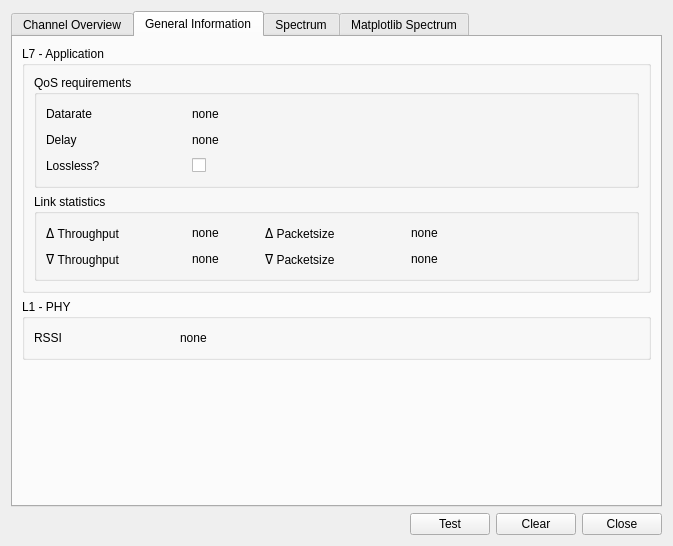
Qt form components/pySysMoCo/gui.ui (andrepuschmann/OSPECORR) before a commit.
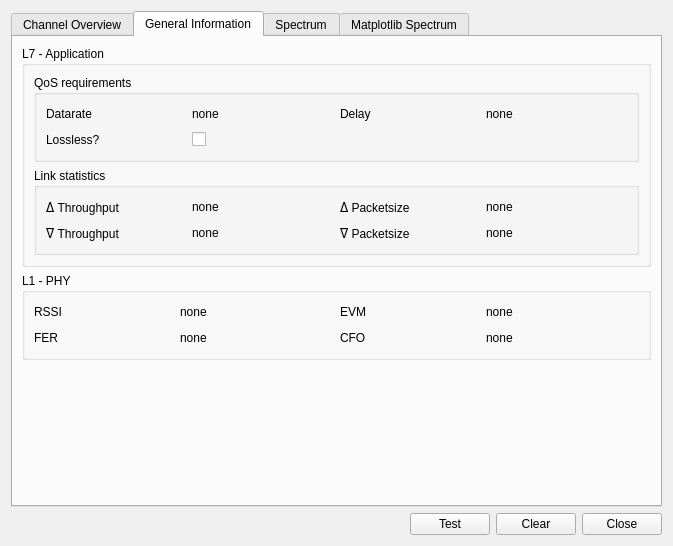
The same form after that commit.

Patch:
```diff
--- a/components/pySysMoCo/gui.ui
+++ b/components/pySysMoCo/gui.ui
@@ -292,8 +292,8 @@
             <property name="title">
              <string>QoS requirements</string>
             </property>
-            <layout class="QVBoxLayout" name="verticalLayout_2">
-             <item>
+            <layout class="QGridLayout" name="gridLayout_5">
+             <item row="0" column="0">
               <layout class="QHBoxLayout" name="horizontalLayout_6">
                <item>
                 <widget class="QLabel" name="dataRateLabel">
@@ -352,7 +352,7 @@
                </item>
               </layout>
              </item>
-             <item>
+             <item row="0" column="1">
               <layout class="QHBoxLayout" name="horizontalLayout_5">
                <item>
                 <widget class="QLabel" name="delayLabel">
@@ -411,7 +411,7 @@
                </item>
               </layout>
              </item>
-             <item>
+             <item row="1" column="0" colspan="2">
               <layout class="QHBoxLayout" name="horizontalLayout_4">
                <item>
                 <widget class="QLabel" name="losslessLabel">
@@ -487,7 +487,7 @@
             <property name="title">
              <string>Link statistics</string>
             </property>
-            <layout class="QFormLayout" name="formLayout">
+            <layout class="QGridLayout" name="gridLayout_4">
              <item row="0" column="0">
               <layout class="QHBoxLayout" name="horizontalLayout_17">
                <item>
@@ -735,7 +735,7 @@
          <property name="title">
           <string>L1 - PHY</string>
          </property>
-         <layout class="QGridLayout" name="gridLayout_4">
+         <layout class="QGridLayout" name="gridLayout">
           <item row="0" column="0">
            <layout class="QHBoxLayout" name="horizontalLayout_11">
             <item>
@@ -795,6 +795,192 @@
             </item>
            </layout>
           </item>
+          <item row="0" column="1">
+           <layout class="QHBoxLayout" name="horizontalLayout_12">
+            <item>
+             <widget class="QLabel" name="evmLabel">
+              <property name="minimumSize">
+               <size>
+                <width>120</width>
+                <height>0</height>
+               </size>
+              </property>
+              <property name="maximumSize">
+               <size>
+                <width>120</width>
+                <height>16777215</height>
+               </size>
+              </property>
+              <property name="toolTip">
+               <string>error vector magnitude</string>
+              </property>
+              <property name="text">
+               <string>EVM</string>
+              </property>
+             </widget>
+            </item>
+            <item>
+             <spacer name="horizontalSpacer_21">
+              <property name="orientation">
+               <enum>Qt::Horizontal</enum>
+              </property>
+              <property name="sizeType">
+               <enum>QSizePolicy::Fixed</enum>
+              </property>
+              <property name="sizeHint" stdset="0">
+               <size>
+                <width>20</width>
+                <height>20</height>
+               </size>
+              </property>
+             </spacer>
+            </item>
+            <item>
+             <widget class="QLabel" name="evmValue">
+              <property name="text">
+               <string>none</string>
+              </property>
+             </widget>
+            </item>
+            <item>
+             <spacer name="horizontalSpacer_22">
+              <property name="orientation">
+               <enum>Qt::Horizontal</enum>
+              </property>
+              <property name="sizeHint" stdset="0">
+               <size>
+                <width>40</width>
+                <height>20</height>
+               </size>
+              </property>
+             </spacer>
+            </item>
+           </layout>
+          </item>
+          <item row="1" column="0">
+           <layout class="QHBoxLayout" name="horizontalLayout_18">
+            <item>
+             <widget class="QLabel" name="ferLabel">
+              <property name="minimumSize">
+               <size>
+                <width>120</width>
+                <height>0</height>
+               </size>
+              </property>
+              <property name="maximumSize">
+               <size>
+                <width>120</width>
+                <height>16777215</height>
+               </size>
+              </property>
+              <property name="toolTip">
+               <string>frame error rate</string>
+              </property>
+              <property name="text">
+               <string>FER</string>
+              </property>
+             </widget>
+            </item>
+            <item>
+             <spacer name="horizontalSpacer_23">
+              <property name="orientation">
+               <enum>Qt::Horizontal</enum>
+              </property>
+              <property name="sizeType">
+               <enum>QSizePolicy::Fixed</enum>
+              </property>
+              <property name="sizeHint" stdset="0">
+               <size>
+                <width>20</width>
+                <height>20</height>
+               </size>
+              </property>
+             </spacer>
+            </item>
+            <item>
+             <widget class="QLabel" name="ferValue">
+              <property name="text">
+               <string>none</string>
+              </property>
+             </widget>
+            </item>
+            <item>
+             <spacer name="horizontalSpacer_24">
+              <property name="orientation">
+               <enum>Qt::Horizontal</enum>
+              </property>
+              <property name="sizeHint" stdset="0">
+               <size>
+                <width>40</width>
+                <height>20</height>
+               </size>
+              </property>
+             </spacer>
+            </item>
+           </layout>
+          </item>
+          <item row="1" column="1">
+           <layout class="QHBoxLayout" name="horizontalLayout_19">
+            <item>
+             <widget class="QLabel" name="cfoLabel">
+              <property name="minimumSize">
+               <size>
+                <width>120</width>
+                <height>0</height>
+               </size>
+              </property>
+              <property name="maximumSize">
+               <size>
+                <width>120</width>
+                <height>16777215</height>
+               </size>
+              </property>
+              <property name="toolTip">
+               <string>carrier frequency offset</string>
+              </property>
+              <property name="text">
+               <string>CFO</string>
+              </property>
+             </widget>
+            </item>
+            <item>
+             <spacer name="horizontalSpacer_25">
+              <property name="orientation">
+               <enum>Qt::Horizontal</enum>
+              </property>
+              <property name="sizeType">
+               <enum>QSizePolicy::Fixed</enum>
+              </property>
+              <property name="sizeHint" stdset="0">
+               <size>
+                <width>20</width>
+                <height>20</height>
+               </size>
+              </property>
+             </spacer>
+            </item>
+            <item>
+             <widget class="QLabel" name="cfoValue">
+              <property name="text">
+               <string>none</string>
+              </property>
+             </widget>
+            </item>
+            <item>
+             <spacer name="horizontalSpacer_26">
+              <property name="orientation">
+               <enum>Qt::Horizontal</enum>
+              </property>
+              <property name="sizeHint" stdset="0">
+               <size>
+                <width>40</width>
+                <height>20</height>
+               </size>
+              </property>
+             </spacer>
+            </item>
+           </layout>
+          </item>
          </layout>
         </widget>
        </item>
```
Left out of the diff: 5 changed lines with no effect on the pictures.
